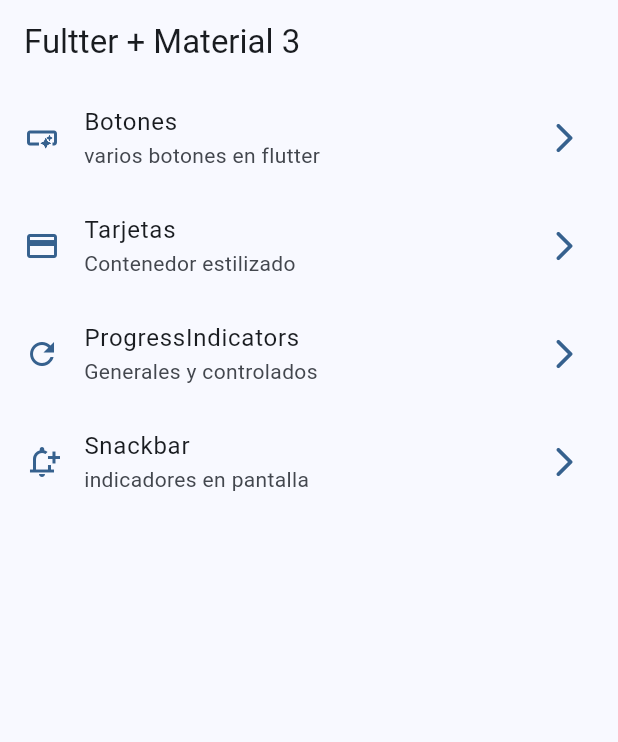
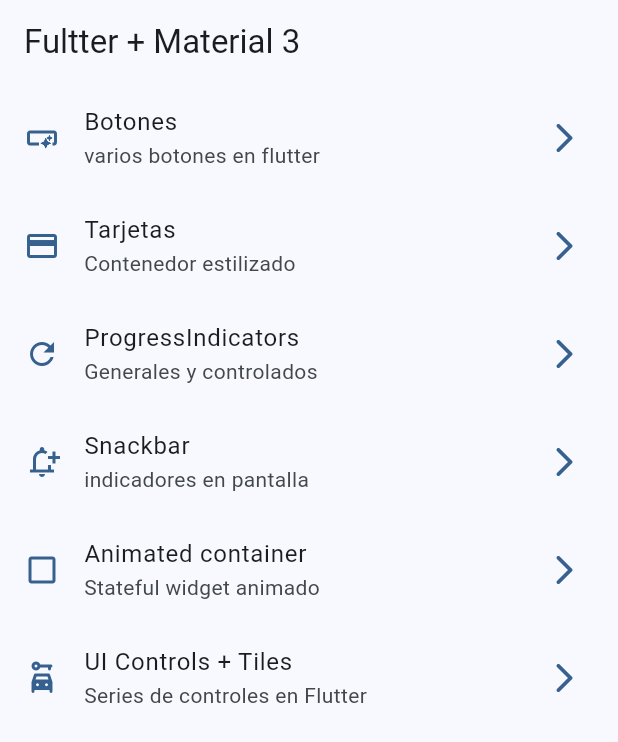
Before and after one commit to jgravier1/widgets_app, a Flutter app: the screen it shows after launch, on a phone screen of 412 x 824 dp. Shown: the top 742 px of the screen. Run offline on Flutter 3.47's test engine with Material 3 defaults, Android fonts, the phone set to English and light mode, and no system bars; our stand-ins replace go_router.

Commit message:
Add AnimatedContainer screen; begin UI controls layout

```diff
--- a/lib/config/menu/menu_items.dart
+++ b/lib/config/menu/menu_items.dart
@@ -35,6 +35,17 @@ const List<MenuItems> appMenuItems = [
     subTitle: 'indicadores en pantalla',
     link: '/snackbar_screen',
     icon: Icons.notification_add_outlined),
+    MenuItems(
+    title: 'Animated container',
+    subTitle: 'Stateful widget animado',
+    link: '/animated',
+    icon: Icons.check_box_outline_blank),
+    MenuItems(
+    title: 'UI Controls + Tiles',
+    subTitle: 'Series de controles en Flutter',
+    link: '/ui_screen',
+    icon: Icons.car_rental_rounded),
+
 
 
 ];
--- a/lib/config/router/app_router.dart
+++ b/lib/config/router/app_router.dart
@@ -26,6 +26,13 @@ final appRouter = GoRouter(
     GoRoute(
       path: '/snackbar_screen',
       builder: (context, state) => const SnackbarScreen(),
+    ),GoRoute(
+      path: '/animated_screen',
+      builder: (context, state) => const AnimatedScreen(),
+    ),GoRoute(
+      path: '/ui_screen',
+      builder: (context, state) => const UiControlScreen(),
     ),
+
   ],
 );
--- a/lib/main.dart
+++ b/lib/main.dart
@@ -12,6 +12,7 @@ class MainApp extends StatelessWidget {
   @override
   Widget build(BuildContext context) {
     return  MaterialApp.router(
+      title: 'Flutter Widgets',
       routerConfig: appRouter,
       debugShowCheckedModeBanner: false,
       theme: AppTheme(selectColor: 0).getTheme(),
```
Also changed, not shown: lib/presentation/screens/animated/animated_screen.dart (+44 -2 lines), lib/presentation/screens/snackbar/snackbar_screen.dart (+25 -3 lines), lib/presentation/screens/ui_controls/ui_screen.dart (+37 -1 lines).
